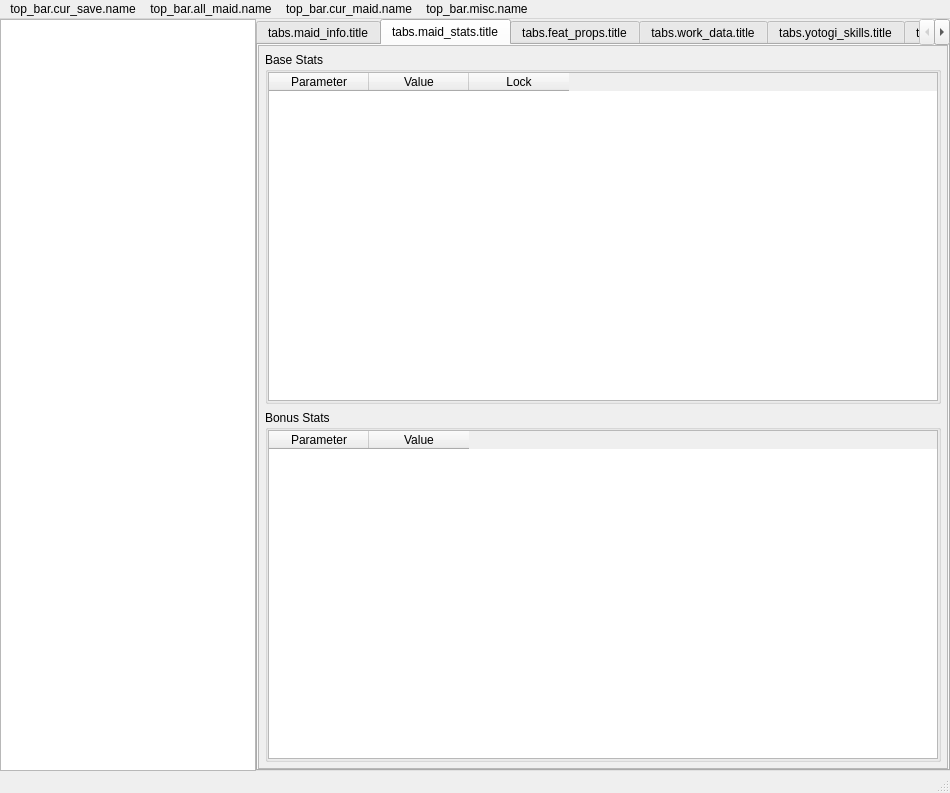
The window that GUI/templates/maid_fiddler.ui (ghorsington/COM3D2.MaidFiddler) describes before a commit, drawn with Qt 5.
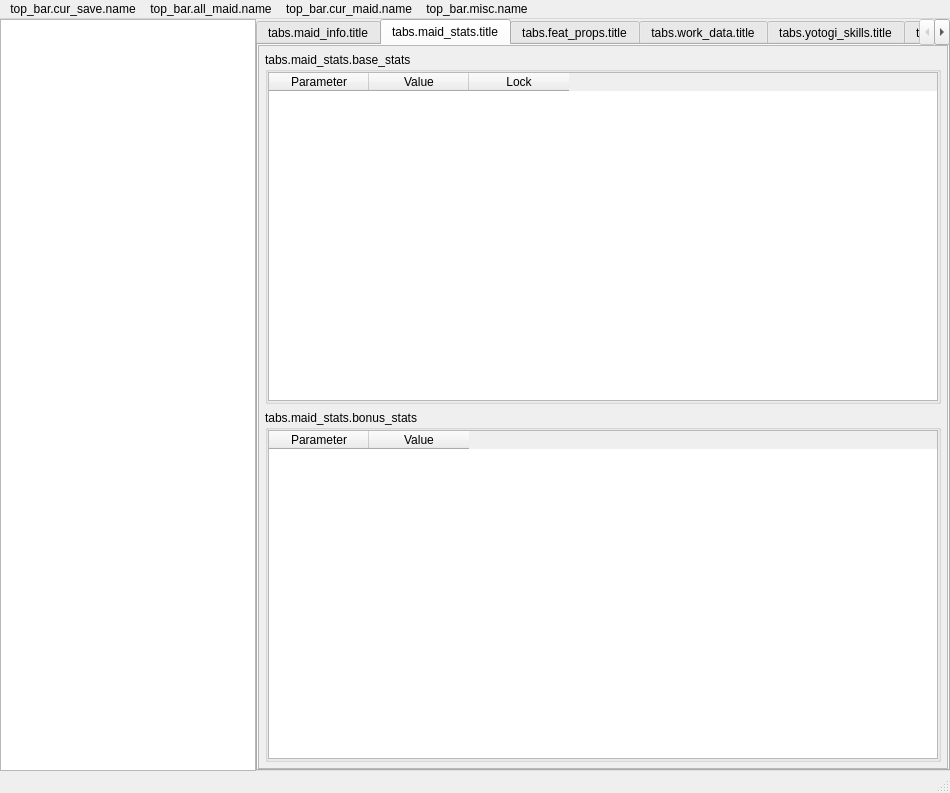
The same window after the commit. The open tabs and pages were chosen to show the change.

Commit message: Add translations for maid info and maid stats tab

The edit to the form file:
```diff
--- a/GUI/templates/maid_fiddler.ui
+++ b/GUI/templates/maid_fiddler.ui
@@ -567,7 +567,7 @@
                  </size>
                 </property>
                 <property name="title">
-                 <string>Base Stats</string>
+                 <string>tabs.maid_stats.base_stats</string>
                 </property>
                 <property name="flat">
                  <bool>true</bool>
@@ -676,7 +676,7 @@
                  </sizepolicy>
                 </property>
                 <property name="title">
-                 <string>Bonus Stats</string>
+                 <string>tabs.maid_stats.bonus_stats</string>
                 </property>
                 <property name="flat">
                  <bool>true</bool>
```
Left out of the diff: 123 changed lines with no effect on the pictures. The commit also changes 5 other files.
